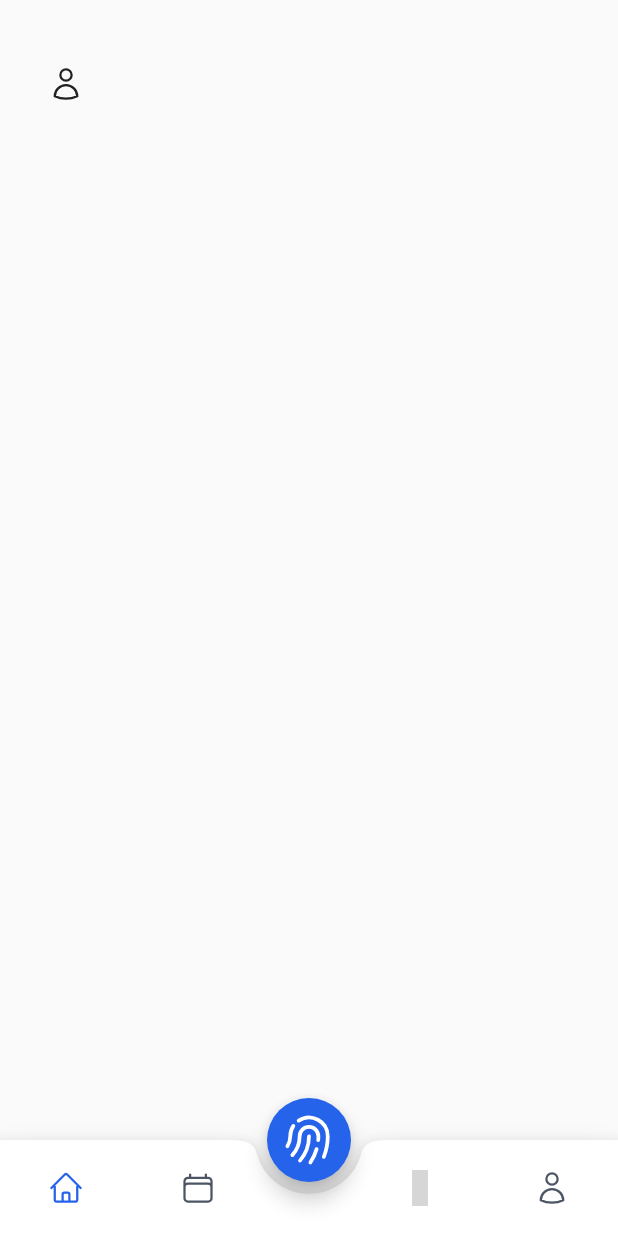
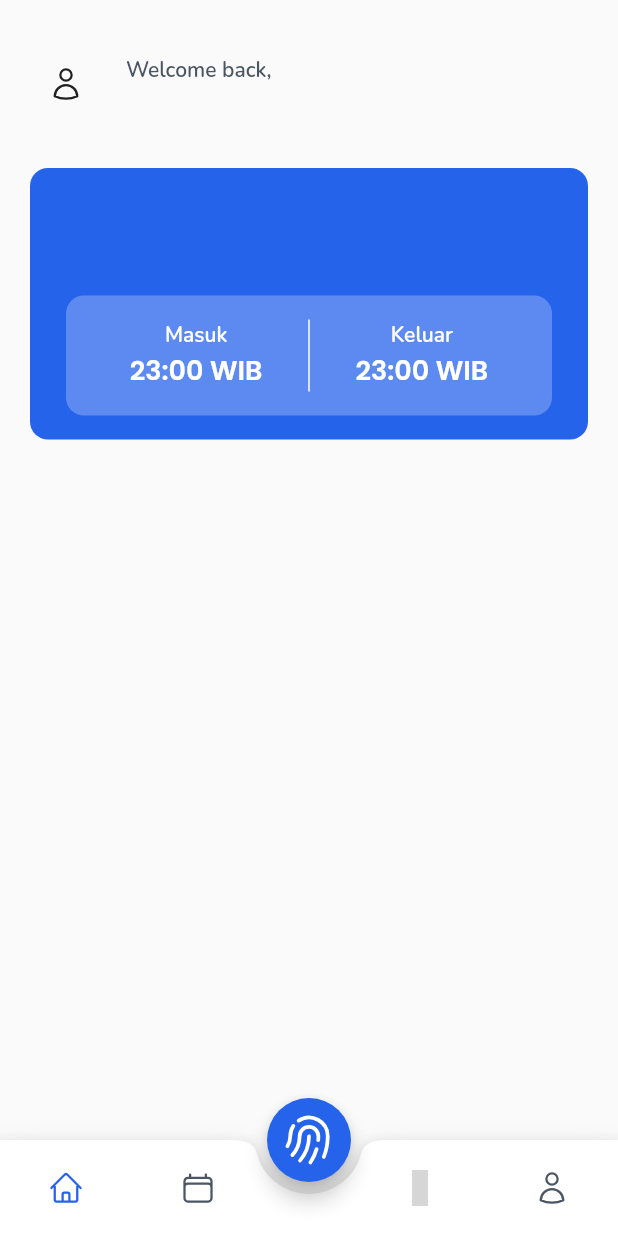
Before and after one commit to XMirz/kp_absen_mobile, a Flutter app: the RootView screen opened by its route, on a phone screen of 412 x 824 dp. Run offline on Flutter 3.47's test engine with Material 2 defaults, Android fonts, the phone set to English and light mode, and no system bars; our stand-ins replace dio, get, get_storage, google_fonts, heroicons; accounts and stored records are empty; statements that could not run were skipped; grey boxes are pictures that could not be loaded.

Commit message:
added presence card

```diff
--- a/lib/app/data/models/company.dart
+++ b/lib/app/data/models/company.dart
@@ -4,11 +4,13 @@ class Company {
   final String? location;
   final String? longitude;
   final String? latitude;
+  final String? today;
   final String? postalcode;
   Company({
     this.location,
     this.longitude,
     this.latitude,
+    this.today,
     this.postalcode,
   });
 
@@ -16,12 +18,14 @@ class Company {
     String? location,
     String? longitude,
     String? latitude,
+    String? today,
     String? postalcode,
   }) {
     return Company(
       location: location ?? this.location,
       longitude: longitude ?? this.longitude,
       latitude: latitude ?? this.latitude,
+      today: today ?? this.today,
       postalcode: postalcode ?? this.postalcode,
     );
   }
@@ -31,6 +35,7 @@ class Company {
       'location': location,
       'longitude': longitude,
       'latitude': latitude,
+      'today': today,
       'postalcode': postalcode,
     };
   }
@@ -40,6 +45,7 @@ class Company {
       location: map['location'],
       longitude: map['longitude'],
       latitude: map['latitude'],
+      today: map['today'],
       postalcode: map['postalcode'],
     );
   }
@@ -51,7 +57,7 @@ class Company {
 
   @override
   String toString() {
-    return 'Company(location: $location, longitude: $longitude, latitude: $latitude, postalcode: $postalcode)';
+    return 'Company(location: $location, longitude: $longitude, latitude: $latitude, today: $today, postalcode: $postalcode)';
   }
 
   @override
@@ -62,6 +68,7 @@ class Company {
         other.location == location &&
         other.longitude == longitude &&
         other.latitude == latitude &&
+        other.today == today &&
         other.postalcode == postalcode;
   }
 
@@ -70,6 +77,7 @@ class Company {
     return location.hashCode ^
         longitude.hashCode ^
         latitude.hashCode ^
+        today.hashCode ^
         postalcode.hashCode;
   }
 }
--- a/lib/app/data/models/user.dart
+++ b/lib/app/data/models/user.dart
@@ -4,12 +4,14 @@ class User {
   final String? name;
   final String? address;
   final String? profile;
+  final String? role;
   final String? email;
 
   User({
     this.name,
     this.address,
     this.profile,
+    this.role,
     this.email,
   });
 
@@ -17,12 +19,14 @@ class User {
     String? name,
     String? address,
     String? profile,
+    String? role,
     String? email,
   }) {
     return User(
       name: name ?? this.name,
       address: address ?? this.address,
       profile: profile ?? this.profile,
+      role: role ?? this.role,
       email: email ?? this.email,
     );
   }
@@ -32,15 +36,17 @@ class User {
       'name': name,
       'address': address,
       'profile': profile,
+      'role': role,
       'email': email,
     };
   }
 
-  factory User.fromMap(Map<dynamic, dynamic> map) {
+  factory User.fromMap(Map<String, dynamic> map) {
     return User(
       name: map['name'],
       address: map['address'],
       profile: map['profile'],
+      role: map['role'],
       email: map['email'],
     );
   }
@@ -51,7 +57,7 @@ class User {
 
   @override
   String toString() {
-    return 'User(name: $name, address: $address, profile: $profile, email: $email)';
+    return 'User(name: $name, address: $address, profile: $profile, role: $role, email: $email)';
   }
 
   @override
@@ -62,11 +68,16 @@ class User {
         other.name == name &&
         other.address == address &&
         other.profile == profile &&
+        other.role == role &&
         other.email == email;
   }
 
   @override
   int get hashCode {
-    return name.hashCode ^ address.hashCode ^ profile.hashCode ^ email.hashCode;
+    return name.hashCode ^
+        address.hashCode ^
+        profile.hashCode ^
+        role.hashCode ^
+        email.hashCode;
   }
 }
--- a/lib/app/modules/root/controllers/root_controller.dart
+++ b/lib/app/modules/root/controllers/root_controller.dart
@@ -13,7 +13,8 @@ class RootController extends GetxController {
   final user = User().obs;
   final company = Company().obs;
   RxInt fragmentIndex = 0.obs;
-  init() async {
+  @override
+  void onInit() async {
     final storage = Get.find<StorageService>();
     var res = await storage.retrieveAuthToken();
     token = res as String;
@@ -28,7 +29,8 @@ class RootController extends GetxController {
     var fetchCompanyData = await _services.getInitialData();
     if (fetchCompanyData != null) {
       company.value = fetchCompanyData;
-      inspect(company);
+      inspect(company.value);
+      super.onInit();
     }
   }
 
--- a/lib/app/modules/root/fragments/home_fragment.dart
+++ b/lib/app/modules/root/fragments/home_fragment.dart
@@ -1,52 +1,21 @@
 import 'package:flutter/material.dart';
-import 'package:get/get.dart';
-import 'package:google_fonts/google_fonts.dart';
-import 'package:heroicons/heroicons.dart';
-import 'package:kp_mobile/app/modules/root/controllers/root_controller.dart';
+import 'package:kp_mobile/app/utils/helper.dart';
+import 'package:kp_mobile/app/widgets/presence_card.dart';
+import 'package:kp_mobile/app/widgets/user_info.dart';
 
 class HomeFragment extends StatelessWidget {
   const HomeFragment({Key? key}) : super(key: key);
 
   @override
   Widget build(BuildContext context) {
-    final controller = Get.find<RootController>();
-    return Obx(
-      () => ListView(
-        padding: EdgeInsets.symmetric(horizontal: 20, vertical: 24),
-        children: [
-          Container(
-            height: 64,
-            child: Row(
-              children: [
-                ClipOval(
-                  child: Container(
-                    height: 48,
-                    width: 48,
-                    child: HeroIcon(HeroIcons.user),
-                  ),
-                ),
-                SizedBox(
-                  width: 16,
-                ),
-                Column(
-                  crossAxisAlignment: CrossAxisAlignment.start,
-                  mainAxisAlignment: MainAxisAlignment.center,
-                  children: [
-                    Text(
-                      controller.user.value.name ?? '',
-                      style: GoogleFonts.nunito(
-                        fontWeight: FontWeight.w600,
-                        fontSize: 16,
-                      ),
-                    ),
-                    Text(controller.user.value.email ?? ''),
-                  ],
-                )
-              ],
-            ),
-          )
-        ],
-      ),
+    // final controller = Get.find<RootController>();
+    return ListView(
+      padding: EdgeInsets.symmetric(horizontal: 20, vertical: 24),
+      children: [
+        UserInfo(),
+        spaceY(24),
+        PresenceCard(),
+      ],
     );
   }
 }
--- a/lib/app/modules/root/views/root_view.dart
+++ b/lib/app/modules/root/views/root_view.dart
@@ -12,8 +12,10 @@ import '../controllers/root_controller.dart';
 
 class RootView extends GetView<RootController> {
   @override
+  RootController get controller => super.controller;
+
+  @override
   Widget build(BuildContext context) {
-    controller.init(); // Call init method to fetch user
     return Obx(
       () => Scaffold(
         body: SafeArea(
--- a/lib/app/services/dio_client.dart
+++ b/lib/app/services/dio_client.dart
@@ -3,7 +3,7 @@ import 'package:dio/dio.dart';
 class DioClient {
   Dio init({String? token}) {
     Dio dio = Dio();
-    dio.options.baseUrl = 'http://192.168.52.109:3000/api';
+    dio.options.baseUrl = 'http://192.168.148.109:3000/api';
     dio.interceptors.add(DioInterceptors());
     if (token != null) {
       dio.options.headers['Authorization'] = 'Bearer $token';
--- a/lib/app/utils/helper.dart
+++ b/lib/app/utils/helper.dart
@@ -17,3 +17,15 @@ class Helper {
     );
   }
 }
+
+Widget spaceY(double height) {
+  return SizedBox(
+    height: height,
+  );
+}
+
+Widget spaceX(double width) {
+  return SizedBox(
+    width: width,
+  );
+}
--- /dev/null
+++ b/lib/app/widgets/presence_card.dart
@@ -0,0 +1,111 @@
+import 'package:flutter/material.dart';
+import 'package:get/get.dart';
+import 'package:google_fonts/google_fonts.dart';
+import 'package:kp_mobile/app/modules/root/controllers/root_controller.dart';
+import 'package:kp_mobile/app/utils/helper.dart';
+import 'package:kp_mobile/app/values/colors.dart';
+
+class PresenceCard extends StatelessWidget {
+  const PresenceCard({Key? key}) : super(key: key);
+
+  @override
+  Widget build(BuildContext context) {
+    final controller = Get.find<RootController>();
+    return Obx(
+      () => Container(
+        padding: EdgeInsets.fromLTRB(24, 20, 24, 16),
+        decoration: BoxDecoration(
+          borderRadius: BorderRadius.all(
+            Radius.circular(
+              12,
+            ),
+          ),
+          color: AppColor.accent,
+        ),
+        child: Column(
+          crossAxisAlignment: CrossAxisAlignment.start,
+          children: [
+            Text(
+              controller.user.value.role ?? '',
+              style: GoogleFonts.nunito(
+                fontSize: 16,
+                color: Colors.white,
+                fontWeight: FontWeight.w600,
+              ),
+            ),
+            Text(
+              controller.company.value.today ?? '',
+              style: GoogleFonts.poppins(
+                fontSize: 18,
+                color: Colors.white,
+                fontWeight: FontWeight.w600,
+              ),
+            ),
+            spaceY(16),
+            Container(
+              alignment: Alignment.center,
+              padding: EdgeInsets.all(12),
+              decoration: BoxDecoration(
+                shape: BoxShape.rectangle,
+                borderRadius: BorderRadius.all(Radius.circular(12)),
+                color: Colors.white.withOpacity(0.25),
+              ),
+              child: Row(
+                mainAxisAlignment: MainAxisAlignment.spaceAround,
+                crossAxisAlignment: CrossAxisAlignment.center,
+                children: [
+                  Expanded(
+                    child: Column(
+                      children: [
+                        Text(
+                          'Masuk',
+                          style: GoogleFonts.nunito(
+                            color: Colors.white,
+                            fontWeight: FontWeight.w600,
+                          ),
+                        ),
+                        Text(
+                          '23:00 WIB',
+                          style: GoogleFonts.poppins(
+                              fontWeight: FontWeight.w600,
+                              color: Colors.white,
+                              fontSize: 18),
+                        )
+                      ],
+                    ),
+                  ),
+                  Container(
+                    margin: EdgeInsets.symmetric(vertical: 4),
+                    color: Colors.white,
+                    width: 1,
+                    height: 48,
+                  ),
+                  Expanded(
+                    child: Column(
+                      children: [
+                        Text(
+                          'Keluar',
+                          style: GoogleFonts.nunito(
+                            color: Colors.white,
+                            fontWeight: FontWeight.w600,
+                          ),
+                        ),
+                        Text(
+                          '23:00 WIB',
+                          style: GoogleFonts.poppins(
+                              fontWeight: FontWeight.w600,
+                              color: Colors.white,
+                              fontSize: 18),
+                        )
+                      ],
+                    ),
+                  ),
+                ],
+              ),
+            )
+          ],
+        ),
+      ),
+    );
+  }
+}
--- /dev/null
+++ b/lib/app/widgets/user_info.dart
@@ -0,0 +1,54 @@
+import 'package:flutter/material.dart';
+import 'package:get/get.dart';
+import 'package:google_fonts/google_fonts.dart';
+import 'package:heroicons/heroicons.dart';
+import 'package:kp_mobile/app/modules/root/controllers/root_controller.dart';
+import 'package:kp_mobile/app/values/colors.dart';
+
+class UserInfo extends StatelessWidget {
+  const UserInfo({Key? key}) : super(key: key);
+
+  @override
+  Widget build(BuildContext context) {
+    final controller = Get.find<RootController>();
+    return Obx(
+      () => Container(
+        height: 64,
+        child: Row(
+          children: [
+            ClipOval(
+              child: Container(
+                height: 48,
+                width: 48,
+                child: HeroIcon(HeroIcons.user),
+              ),
+            ),
+            SizedBox(
+              width: 16,
+            ),
+            Column(
+              crossAxisAlignment: CrossAxisAlignment.start,
+              mainAxisAlignment: MainAxisAlignment.center,
+              children: [
+                Text(
+                  'Welcome back,',
+                  style: GoogleFonts.nunito(
+                      fontWeight: FontWeight.w600,
+                      fontSize: 14,
+                      color: AppColor.secondaryLight),
+                ),
+                Text(
+                  controller.user.value.name ?? '',
+                  style: GoogleFonts.inter(
+                      color: AppColor.secondary,
+                      fontWeight: FontWeight.w600,
+                      fontSize: 16),
+                ),
+              ],
+            )
+          ],
+        ),
+      ),
+    );
+  }
+}
```
